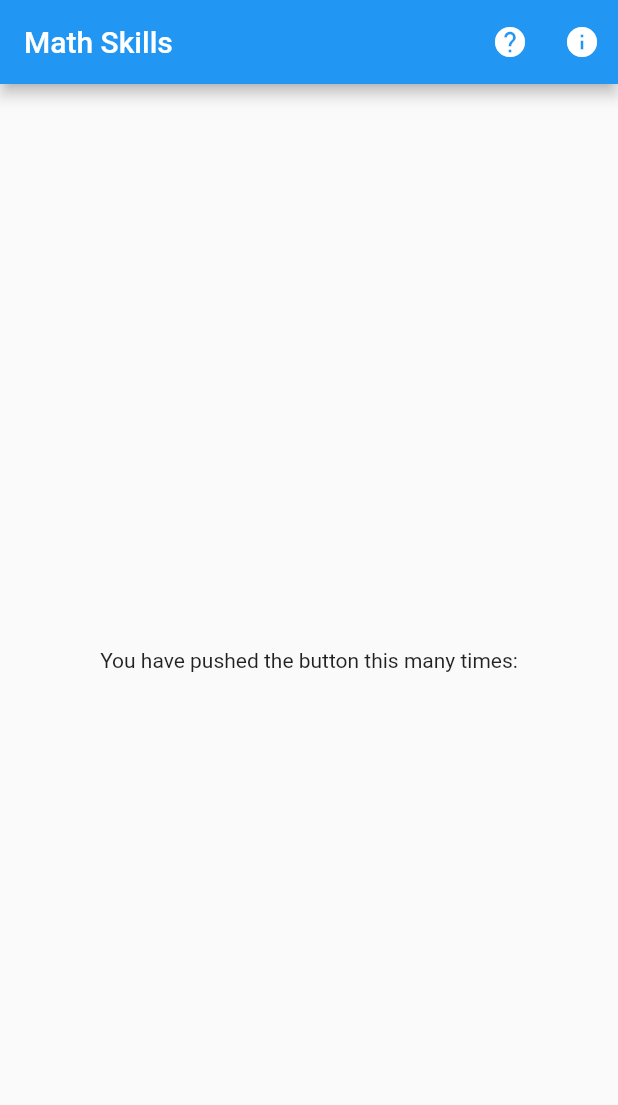
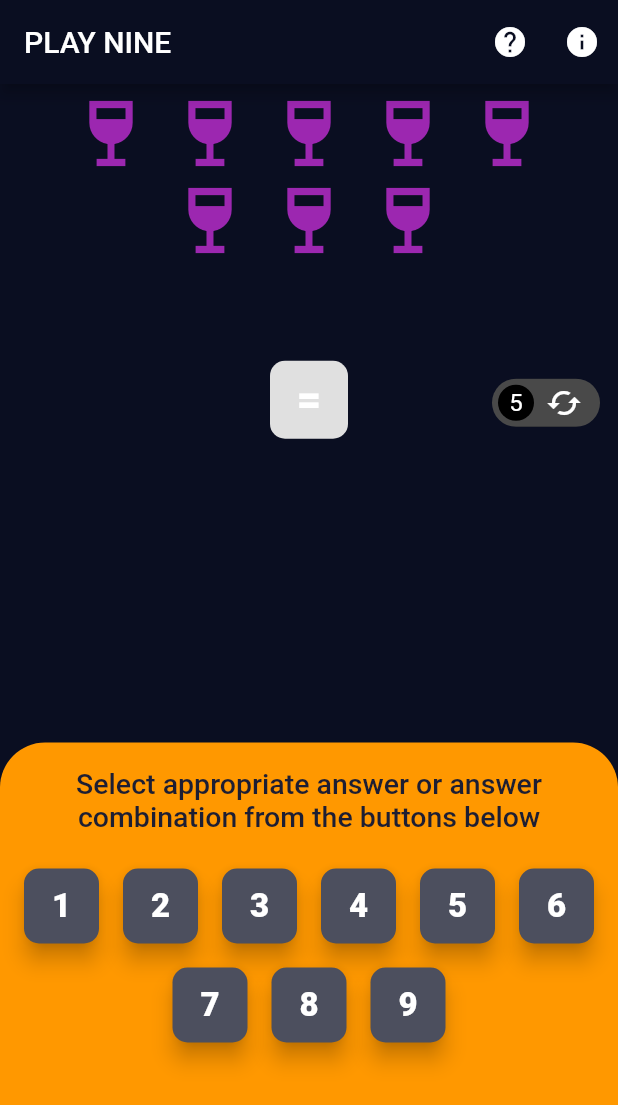
Before and after one commit to solnsumei/mathskills, a Flutter app: the screen it shows after launch, on a phone screen of 412 x 824 dp. Shown: the top 1105 px of the screen. Run offline on Flutter 3.47's test engine with Material 2 defaults, Android fonts, the phone set to English and light mode, and no system bars.

Commit message:
Finished game application

```diff
--- a/lib/src/core/utils/constants.dart
+++ b/lib/src/core/utils/constants.dart
@@ -1,11 +1,15 @@
 const List<String> INSTRUCTIONS = [
-  "Click on the start button to begin the game. This will start the countdown timer at the top with a default of 1 minute for the game round.",
-  "Select one or more numbers from the numbers frame that will sum up to the value of the random stars.",
+  "Select one or more numbers from the numbers frame that will sum up to the value of the random cups.",
   "Click on the = button to check your answer. If the answer is wrong, you can withdraw your answers by clicking on them or select new numbers from the numbers frame. If the answer is correct, the button will display a check mark.",
   "Click on the check button to accept the answer and go to next round.",
-  "If there is no number or possible combinations of numbers that sum up to the random number of stars, you can click on the redraw button to choose another random number of stars. Note: You have only 5 redraws for each game session",
-  "Repeat the first 3 steps until you have selected all the numbers from the numbers frame. You win the game when you successfully use all the numbers and you lose the game when you have numbers left unused after exhausting the redraws. Note: The game ends when the countdown gets to 0.",
+  "If there is no number or possible combinations of numbers that sum up to the random number of cups, you can click on the redraw button to choose another random number of stars. Note: You have only 5 redraws for each game session",
+  "Repeat the first 3 steps until you have selected all the numbers from the numbers frame. You win the game when you successfully use all the numbers and you lose the game when you have numbers left unused after exhausting the redraws.",
   "When the game ends, either win or lose, click on the try again button to start a new game session. Have fun!"
 ];
 
 const int NO_OF_REDRAWS = 5;
+const TEXT_CONTENT = "Select appropriate answer or answer combination from the buttons below";
+
+const WINNING_TEXT = "Hurray, you won!";
+
+const GAME_OVER_TEXT = "Game Over, you lost!";
--- a/lib/src/my_app.dart
+++ b/lib/src/my_app.dart
@@ -1,16 +1,22 @@
 import 'package:flutter/material.dart';
+import 'package:provider/provider.dart';
+
+import 'core/providers/game_provider.dart';
 import 'ui/screens/home_page.dart';
 import 'ui/screens/help_page.dart';
 import 'ui/screens/about_page.dart';
 
 class MyApp extends StatelessWidget {
-  // This widget is the root of your application.
+
   @override
   Widget build(BuildContext context) {
-    return MaterialApp(
+    return ChangeNotifierProvider(
+      create: (_) => GameProvider(),
+      child: MaterialApp(
         title: 'Flutter Demo',
-      theme: ThemeData(
-        primarySwatch: Colors.blue,
+        theme: ThemeData.dark().copyWith(
+          primaryColor: Color(0xFF0A0E21),
+          scaffoldBackgroundColor: Color(0xFF0A0E21),
         ),
         debugShowCheckedModeBanner: false,
         initialRoute: "/",
@@ -19,6 +25,7 @@ class MyApp extends StatelessWidget {
           "/help": (context) => HelpPage(),
           "/about": (context) => AboutPage(),
         },
+      ),
     );
   }
 }
--- /dev/null
+++ b/lib/src/ui/constants.dart
@@ -0,0 +1,48 @@
+import 'package:flutter/material.dart';
+import 'package:flutter/foundation.dart';
+
+const kBottomContainerHeight = 70.0;
+const kActiveCardColor = const Color(0xFF1D1E33);
+const kInactiveCardColor = const Color(0xFF111328);
+const kBottomContainerColor = const Color(0xFFEB1555);
+const kContainerTextColor = const Color(0xFF8D8E98);
+
+const kLabelTextStyle = TextStyle(
+  fontSize: 20.0,
+  color: kContainerTextColor,
+  fontWeight: FontWeight.w500,
+);
+
+const kBodyTextStyle = TextStyle(
+  fontSize: 22.0,
+  color: kActiveCardColor,
+  fontWeight: FontWeight.w500,
+);
+
+const kNumberTextStyle = TextStyle(
+  fontSize: 22.0,
+  fontWeight: FontWeight.w900,
+);
+
+const kGameWonTextStyle = TextStyle(
+  color: Color(0xFF24D876),
+  fontSize: 26.0,
+  fontWeight: FontWeight.bold,
+);
+
+const kGameLostTextStyle = TextStyle(
+  color: kBottomContainerColor,
+  fontSize: 26.0,
+  fontWeight: FontWeight.bold,
+);
+
+
+double defaultVerticalSpacing(BuildContext context) => MediaQuery.of(context).size.height * 0.01;
+
+double defaultVerticalMargin(BuildContext context) => Theme.of(context).platform == TargetPlatform.iOS
+    ? defaultVerticalSpacing(context) * 1.5 : defaultVerticalSpacing(context) * 1.1;
+
+double defaultHorizontalSpacing(BuildContext context) => MediaQuery.of(context).size.width * 0.01;
+
+double defaultHorizontalMargin(BuildContext context) => Theme.of(context).platform == TargetPlatform.iOS
+    ? defaultHorizontalSpacing(context) * 1.5 : defaultHorizontalSpacing(context) * 1.1;
--- a/lib/src/ui/screens/home_page.dart
+++ b/lib/src/ui/screens/home_page.dart
@@ -1,12 +1,41 @@
 import 'package:flutter/material.dart';
+import 'package:provider/provider.dart';
+
+import '../../core/providers/game_provider.dart';
+import '../widgets/widgets.dart';
+import 'result_page.dart';
 
 class HomePage extends StatelessWidget {
+
+  getRandomStarList(int number) {
+    return List<Icon>.generate(number, (index) =>
+        Icon(Icons.wine_bar, color: Colors.purple, size: 58.0));
+  }
+
+  Future<void> checkGameStatus(BuildContext context, GameProvider model) async {
+    final resultText = model.checkGameStatus();
+
+    if (resultText != null) {
+      await Navigator.push(context, MaterialPageRoute(
+          builder: (context) {
+            return ResultPage(resultText);
+          }
+      ));
+
+      model.restart();
+    }
+  }
+
+  void redraw(BuildContext context, GameProvider model) async {
+    model.redraw();
+    await checkGameStatus(context, model);
+  }
 
   @override
   Widget build(BuildContext context) {
     return Scaffold(
       appBar: AppBar(
-        title: Text("Math Skills"),
+        title: Text("PLAY NINE"),
         actions: [
           IconButton(
             icon: Icon(Icons.help),
@@ -24,14 +53,63 @@ class HomePage extends StatelessWidget {
           ),
         ],
       ),
-      body: Center(
-        child: Column(
-          mainAxisAlignment: MainAxisAlignment.center,
-          children: <Widget>[
-            Text(
-              'You have pushed the button this many times:',
-            ),
-          ],
+      body: SafeArea(
+        child: Consumer<GameProvider>(
+          builder: (context, model, _) {
+            return Column(
+              children: [
+                Expanded(
+                  child: Padding(
+                    padding: EdgeInsets.symmetric(horizontal: 16.0, vertical: 4.0),
+                    child: Wrap(
+                      spacing: 8.0,
+                      children: getRandomStarList(model.randomStars),
+                      alignment: WrapAlignment.center,
+                    ),
+                  ),
+                ),
+                SizedBox(height: 12.0),
+                Stack(
+                  children: [
+                    Button(checkGameStatus),
+                    Positioned(
+                      right: 12.0,
+                      top: 12.0,
+                      child: ActionChip(
+                        avatar: CircleAvatar(
+                          child: Text("${model.redraws}"),
+                        ),
+                        onPressed: () {
+                          if (model.redraws > 0) {
+                            redraw(context, model);
+                          }
+                        },
+                        label: Icon(Icons.cached),
+                        tooltip: "Redraw",
+                      ),
+                    )
+                  ],
+                ),
+                SizedBox(height: 20.0),
+                Expanded(
+                  child: SelectedItems(
+                    selectedItems: model.selectedNumbers,
+                    onItemClicked: model.removeSelectedNumber,
+                  ),
+                ),
+                SizedBox(height: 10.0),
+                Expanded(
+                  flex: 2,
+                  child: NumbersList(
+                    numList: model.numList,
+                    selectedNumbers: model.selectedNumbers,
+                    usedNumbers: model.usedNumbers,
+                    onItemPressed: model.selectNumber,
+                  ),
+                ),
+              ],
+            );
+          },
         ),
       ),
     );
--- /dev/null
+++ b/lib/src/ui/widgets/button.dart
@@ -0,0 +1,77 @@
+import 'package:flutter/material.dart';
+import '../../core/providers/game_provider.dart';
+import '../constants.dart';
+
+
+class Button extends StatelessWidget {
+
+  final Function checkGameStatus;
+
+  Button(this.checkGameStatus);
+
+  Color getFillColor(GameProvider model) {
+    if (model.isAnswerCorrect != null) {
+      return model.isAnswerCorrect ? Colors.green : Colors.red;
+    }
+
+    if (model.selectedNumbers.isNotEmpty) {
+      return Colors.orange;
+    }
+
+    return Colors.grey[300];
+  }
+
+  Widget getActiveText(GameProvider model) {
+    if (model.isAnswerCorrect != null) {
+      return Icon(
+        model.isAnswerCorrect ? Icons.check_rounded : Icons.close_rounded,
+        size: 24.0,
+        color: Colors.white,
+      );
+    }
+
+    return Text("=",
+        style: kNumberTextStyle.copyWith(
+        color: model.selectedNumbers.isEmpty ? Colors.white : kActiveCardColor,
+        fontSize: 28,
+      ),
+    );
+  }
+
+  void checkAndSelectAnswer(BuildContext context, GameProvider model) async {
+    if (model.isAnswerCorrect != null && model.isAnswerCorrect) {
+      model.acceptAnswer();
+      await checkGameStatus(context, model);
+    } else {
+      model.checkAnswer();
+    }
+  }
+
+  @override
+  Widget build(BuildContext context) {
+    final model = GameProvider.of(context);
+
+    return Padding(
+      padding: const EdgeInsets.all(8.0),
+      child: Row(
+        mainAxisAlignment: MainAxisAlignment.center,
+        children: [
+          RawMaterialButton(
+            constraints: BoxConstraints.tightFor(
+              height: 52.0,
+              width: 52.0,
+            ),
+            shape: RoundedRectangleBorder(
+              borderRadius: BorderRadius.circular(10.0),
+            ),
+            fillColor: getFillColor(model),
+            onPressed: model.selectedNumbers.isNotEmpty
+                ? () { checkAndSelectAnswer(context, model); }
+                : null,
+            child: getActiveText(model),
+          ),
+        ],
+      ),
+    );
+  }
+}
--- /dev/null
+++ b/lib/src/ui/widgets/numbers_list.dart
@@ -0,0 +1,73 @@
+import 'package:flutter/material.dart';
+import '../constants.dart';
+import '../../core/core.dart';
+import 'rounded_button.dart';
+
+
+class NumbersList extends StatelessWidget {
+  final List<int> numList;
+  final List<int> selectedNumbers;
+  final List<int> usedNumbers;
+  final Function onItemPressed;
+
+  NumbersList({
+    @required this.numList,
+    @required this.onItemPressed,
+    @required this.selectedNumbers,
+    @required this.usedNumbers,
+  });
+
+  Color getItemColor(int number) {
+    if (usedNumbers.contains(number)) {
+      return Colors.green[200];
+    } else if (selectedNumbers.contains(number)) {
+      return Colors.grey[300];
+    }
+
+    return null;
+  }
+
+  @override
+  Widget build(BuildContext context) {
+    return Container(
+      decoration: BoxDecoration(
+        color: Colors.orange,
+        borderRadius: BorderRadius.only(
+          topLeft: Radius.circular(30.0),
+          topRight: Radius.circular(30.0),
+        ),
+      ),
+      child: Column(
+        children: [
+          Padding(
+            padding: const EdgeInsets.all(16.0),
+            child: Text(TEXT_CONTENT,
+              textAlign: TextAlign.center,
+              style: kBodyTextStyle.copyWith(fontSize: 19.0),
+            ),
+          ),
+          Expanded(
+            child: Padding(
+              padding: const EdgeInsets.symmetric(vertical: 8.0, horizontal: 16.0),
+              child: Wrap(
+                alignment: WrapAlignment.center,
+                spacing: 16.0,
+                runSpacing: 16.0,
+                children: numList.map((item) =>
+                    RoundedButton(
+                      text: "$item",
+                      onTap: () {
+                        onItemPressed(item);
+                      },
+                      size: 50.0,
+                      color: getItemColor(item),
+                    )
+                ).toList(),
+              ),
+            ),
+          ),
+        ],
+      ),
+    );
+  }
+}
--- /dev/null
+++ b/lib/src/ui/widgets/rounded_button.dart
@@ -0,0 +1,33 @@
+import 'package:flutter/material.dart';
+import '../constants.dart';
+
+
+class RoundedButton extends StatelessWidget {
+  final Function onTap;
+  final double size;
+  final String text;
+  final Color color;
+  final ShapeBorder shape;
+
+
+  RoundedButton({this.text, this.shape, this.color, this.size, this.onTap});
+
+  @override
+  Widget build(BuildContext context) {
+    return RawMaterialButton(
+      elevation: 6.0,
+      shape: shape ?? RoundedRectangleBorder(
+        borderRadius: BorderRadius.circular(10.0),
+      ),
+      fillColor: color ?? Color(0xFF4C4F5E),
+      onPressed: color != null ? null : onTap,
+      constraints: BoxConstraints.tightFor(
+        height: size ?? 48.0,
+        width: size ?? 48.0,
+      ),
+      child: Text("$text",
+        style: kNumberTextStyle,
+      ),
+    );
+  }
+}
--- /dev/null
+++ b/lib/src/ui/widgets/selected_items.dart
@@ -0,0 +1,30 @@
+import 'package:flutter/material.dart';
+import 'rounded_button.dart';
+
+
+class SelectedItems extends StatelessWidget {
+  final List<int> selectedItems;
+  final Function onItemClicked;
+
+  SelectedItems({@required this.selectedItems, @required this.onItemClicked});
+
+  @override
+  Widget build(BuildContext context) {
+    return Padding(
+      padding: EdgeInsets.all(8.0),
+      child: Wrap(
+        spacing: 6.0,
+        runSpacing: 6.0,
+        children: selectedItems.map((item) =>
+            RoundedButton(
+              text: '$item',
+              onTap: () {
+                onItemClicked(item);
+              },
+              shape: CircleBorder(),
+            ),
+        ).toList(),
+      ),
+    );
+  }
+}
--- /dev/null
+++ b/lib/src/ui/widgets/widgets.dart
@@ -0,0 +1,4 @@
+export 'rounded_button.dart';
+export 'numbers_list.dart';
+export 'selected_items.dart';
+export 'button.dart';
--- a/pubspec.yaml
+++ b/pubspec.yaml
@@ -31,7 +31,6 @@ dependencies:
   shared_preferences: ^0.5.12+4
   share: '>=0.6.5+4 <2.0.0'
   provider: ^4.3.2+2
-  trotter: ^1.2.0
 
 dev_dependencies:
   flutter_test:
```
Also changed, not shown: lib/src/core/providers/game_provider.dart (+9 -6 lines), lib/src/ui/screens/about_page.dart (+8 -3 lines), lib/src/ui/screens/result_page.dart (added, +62 -0 lines), pubspec.lock. Lines whose indentation alone changed are shown as unchanged.
